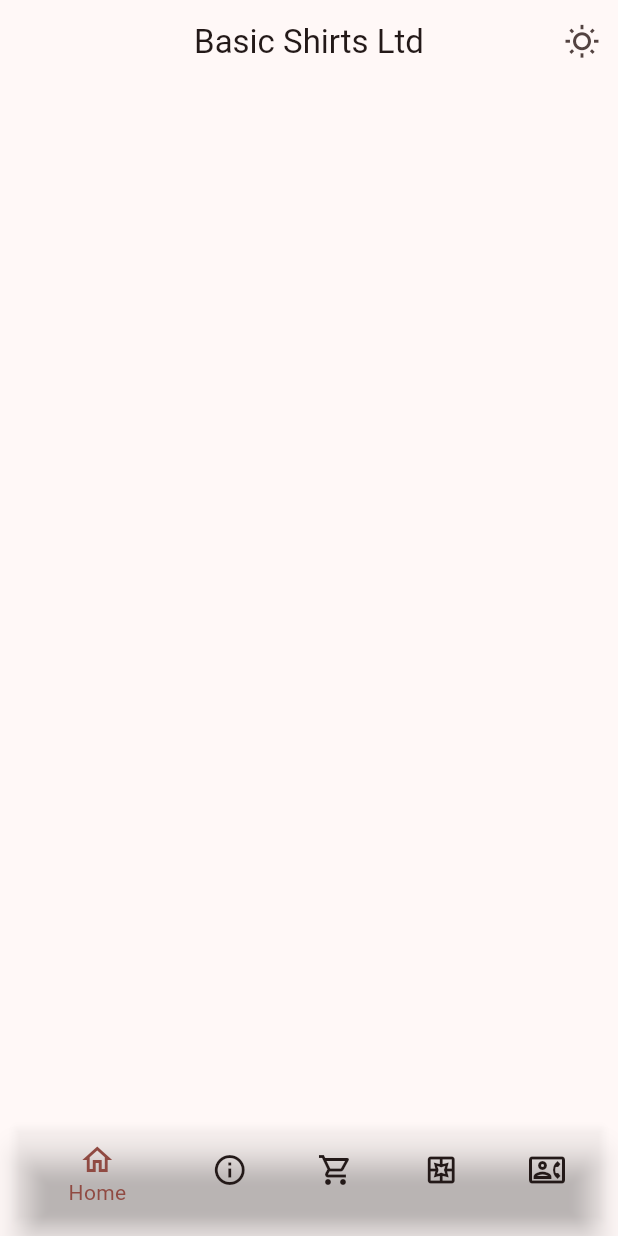
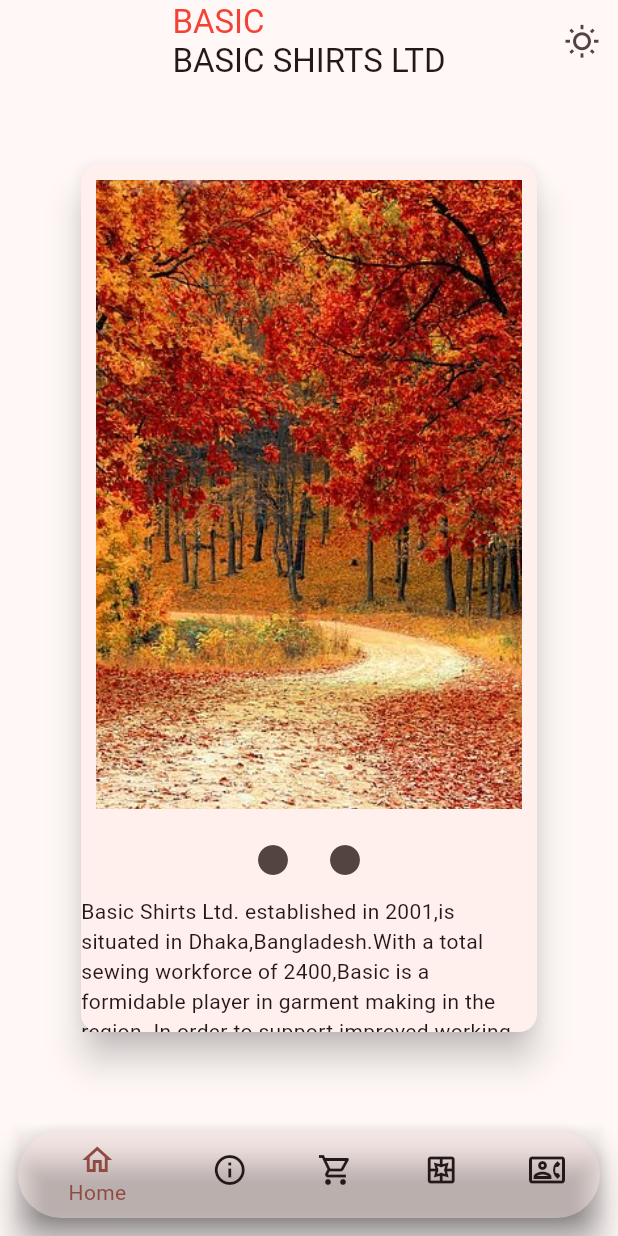
Before and after one commit to mozaddedalfeshani/bsl, a Flutter app: the screen it shows after launch, on a phone screen of 412 x 824 dp. Run offline on Flutter 3.47's test engine with Material 2 defaults, Android fonts, the light colour scheme and no system bars.

Commit message:
card added to home page

```diff
--- a/lib/src/home/home_page.dart
+++ b/lib/src/home/home_page.dart
@@ -1,3 +1,4 @@
+import 'package:bsl/src/home/home_view.dart';
 import 'package:bsl/src/settings/settings_controller.dart';
 import 'package:flutter/material.dart';
 
@@ -14,7 +15,23 @@ class _HomePageState extends State<HomePage> {
   Widget build(BuildContext context) {
     return Scaffold(
       appBar: AppBar(
-        title: const Text("Basic Shirts Ltd"),
+        title: RichText(
+          text: TextSpan(
+            text: "BASIC",
+            children: [
+              TextSpan(
+                text: "\nBASIC SHIRTS LTD",
+                style: TextStyle(
+                  color: Theme.of(context).colorScheme.onSurface,
+                ),
+              ),
+            ],
+            style: const TextStyle(
+              color: Colors.red,
+              fontSize: 22,
+            ),
+          ),
+        ),
         actions: [
           IconButton(
             onPressed: () {
@@ -24,13 +41,9 @@ class _HomePageState extends State<HomePage> {
           ),
         ],
       ),
-      body: Column(
-        mainAxisAlignment: MainAxisAlignment.center,
-        children: const [
-          // Container(),
-          // Container(),
-          // Container(),
-        ],
+      body: const Padding(
+        padding: EdgeInsets.all(50),
+        child: HomeView(),
       ),
       bottomNavigationBar: IntrinsicHeight(
         child: Align(
@@ -40,8 +53,6 @@ class _HomePageState extends State<HomePage> {
             child: Padding(
               padding: const EdgeInsets.all(8.0),
               child: Card(
-                color: Colors.transparent,
-                shadowColor: Colors.transparent,
                 shape: const StadiumBorder(),
                 elevation: 10,
                 child: BottomNavigationBar(
--- /dev/null
+++ b/lib/src/home/home_view.dart
@@ -0,0 +1,78 @@
+import 'package:flutter/material.dart';
+
+class HomeView extends StatefulWidget {
+  const HomeView({Key? key}) : super(key: key);
+
+  @override
+  State<HomeView> createState() => _HomeViewState();
+}
+
+class _HomeViewState extends State<HomeView> {
+  final PageController _pageViewController = PageController();
+
+  @override
+  Widget build(BuildContext context) {
+    return SizedBox.expand(
+      child: LayoutBuilder(builder: (context, constrains) {
+        return Card(
+          elevation: 10,
+          child: ListView(
+            children: [
+              ConstrainedBox(
+                constraints:
+                    BoxConstraints(maxHeight: constrains.maxHeight * 0.75),
+                child: Padding(
+                  padding: const EdgeInsets.all(10),
+                  child: PageView(
+                    controller: _pageViewController,
+                    children: [
+                      Image.asset(
+                        "assets/road-1072821__480.jpg",
+                        fit: BoxFit.cover,
+                      ),
+                      Image.asset(
+                        "assets/download.jpg",
+                        fit: BoxFit.cover,
+                      ),
+                    ],
+                  ),
+                ),
+              ),
+              Row(
+                mainAxisAlignment: MainAxisAlignment.center,
+                children: [
+                  IconButton(
+                    onPressed: () {
+                      _pageViewController.animateToPage(
+                        0,
+                        duration: const Duration(
+                          milliseconds: 300,
+                        ),
+                        curve: Curves.ease,
+                      );
+                    },
+                    icon: const Icon(Icons.circle),
+                  ),
+                  IconButton(
+                    onPressed: () {
+                      _pageViewController.animateToPage(
+                        1,
+                        duration: const Duration(
+                          milliseconds: 300,
+                        ),
+                        curve: Curves.ease,
+                      );
+                    },
+                    icon: const Icon(Icons.circle),
+                  ),
+                ],
+              ),
+              const Text(
+                  "Basic Shirts Ltd. established in 2001,is situated in Dhaka,Bangladesh.With a total sewing workforce of 2400,Basic is a formidable player in garment making in the region. In order to support improved working conditions for its staff.The board of Basic Shirt has invested in a brands new,state of the art manufacturing facility in Gazipur,Dhaka.Known as Basic Tower, this newly built,6 story,single occupancy facility brings with in the latest new thinking and practices,taking Basic Shirts forward in all aspects of improved product quality,consistency and variety,as well as becoming the company of choice for local working people."),
+            ],
+          ),
+        );
+      }),
+    );
+  }
+}
--- a/pubspec.yaml
+++ b/pubspec.yaml
@@ -58,9 +58,9 @@ flutter:
   uses-material-design: true
 
   # To add assets to your application, add an assets section, like this:
-  # assets:
-  #   - images/a_dot_burr.jpeg
-  #   - images/a_dot_ham.jpeg
+  assets:
+    - assets/
+    # - images/a_dot_ham.jpeg
 
   # An image asset can refer to one or more resolution-specific "variants", see
   # https://flutter.dev/assets-and-images/#resolution-aware
```
Also changed, not shown: assets/download.jpg (added), assets/logo_basic.png (added), assets/road-1072821__480.jpg (added).
